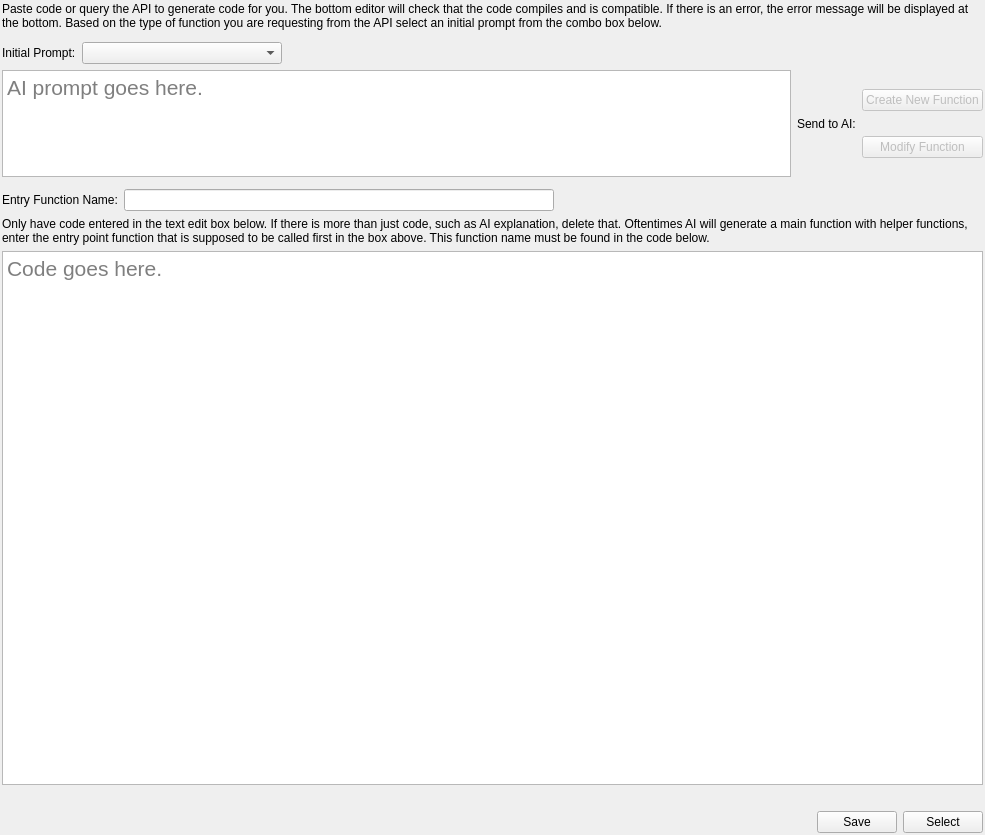
Before: the Qt Designer form howdyCoder/ui/qtUiFiles/funcSelectorCodePage.ui in rmallow/howdyCoder, drawn with Qt 5.
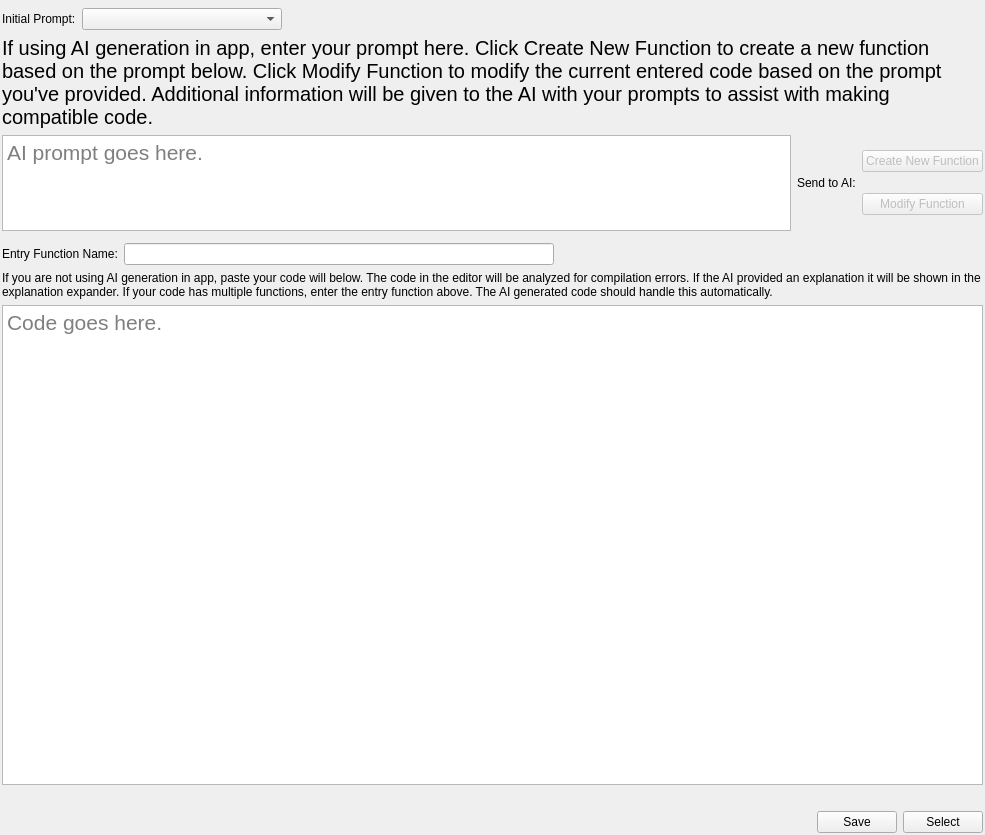
After: the same form once the commit is applied. Custom widgets are drawn as their Qt base class.

The edit to the form file:
```diff
--- a/howdyCoder/ui/qtUiFiles/funcSelectorCodePage.ui
+++ b/howdyCoder/ui/qtUiFiles/funcSelectorCodePage.ui
@@ -27,20 +27,10 @@
     <number>2</number>
    </property>
    <item>
-    <widget class="QLabel" name="infoLabel">
-     <property name="text">
-      <string>Paste code or query the API to generate code for you. The bottom editor will check that the code compiles and is compatible. If there is an error, the error message will be displayed at the bottom. Based on the type of function you are requesting from the API select an initial prompt from the combo box below.</string>
-     </property>
-     <property name="wordWrap">
-      <bool>true</bool>
-     </property>
-    </widget>
+    <widget class="KeyMonitorWidget" name="key_monitor_widget" native="true"/>
    </item>
    <item>
-    <widget class="KeySetWidget" name="key_set_widget" native="true"/>
-   </item>
-   <item>
-    <widget class="QWidget" name="widget_4" native="true">
+    <widget class="QWidget" name="prompt_select_box" native="true">
      <layout class="QHBoxLayout" name="horizontalLayout_4">
       <property name="leftMargin">
        <number>0</number>
@@ -93,6 +83,21 @@
      </layout>
     </widget>
    </item>
+   <item>
+    <widget class="QLabel" name="infoLabel">
+     <property name="font">
+      <font>
+       <pointsize>15</pointsize>
+      </font>
+     </property>
+     <property name="text">
+      <string>If using AI generation in app, enter your prompt here. Click Create New Function to create a new function based on the prompt below. Click Modify Function to modify the current entered code based on the prompt you've provided. Additional information will be given to the AI with your prompts to assist with making compatible code.</string>
+     </property>
+     <property name="wordWrap">
+      <bool>true</bool>
+     </property>
+    </widget>
+   </item>
    <item>
     <widget class="QWidget" name="promptBox" native="true">
      <property name="sizePolicy">
@@ -245,7 +250,7 @@
    <item>
     <widget class="QLabel" name="label">
      <property name="text">
-      <string>Only have code entered in the text edit box below. If there is more than just code, such as AI explanation, delete that. Oftentimes AI will generate a main function with helper functions, enter the entry point function that is supposed to be called first in the box above. This function name must be found in the code below.</string>
+      <string>If you are not using AI generation in app, paste your code will below. The code in the editor will be analyzed for compilation errors. If the AI provided an explanation it will be shown in the explanation expander. If your code has multiple functions, enter the entry function above. The AI generated code should handle this automatically.</string>
      </property>
      <property name="wordWrap">
       <bool>true</bool>
@@ -366,9 +371,9 @@
  </widget>
  <customwidgets>
   <customwidget>
-   <class>KeySetWidget</class>
+   <class>KeyMonitorWidget</class>
    <extends>QWidget</extends>
-   <header>..keySetWidget</header>
+   <header>..keyMonitorWidget</header>
    <container>1</container>
   </customwidget>
  </customwidgets>
```
